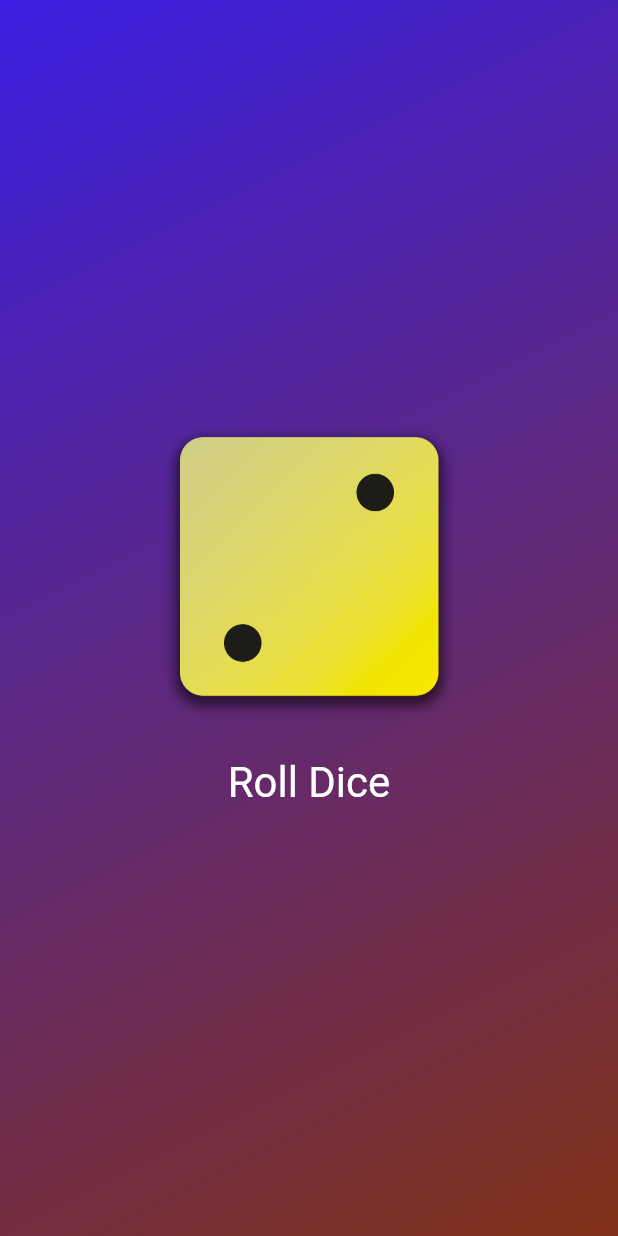
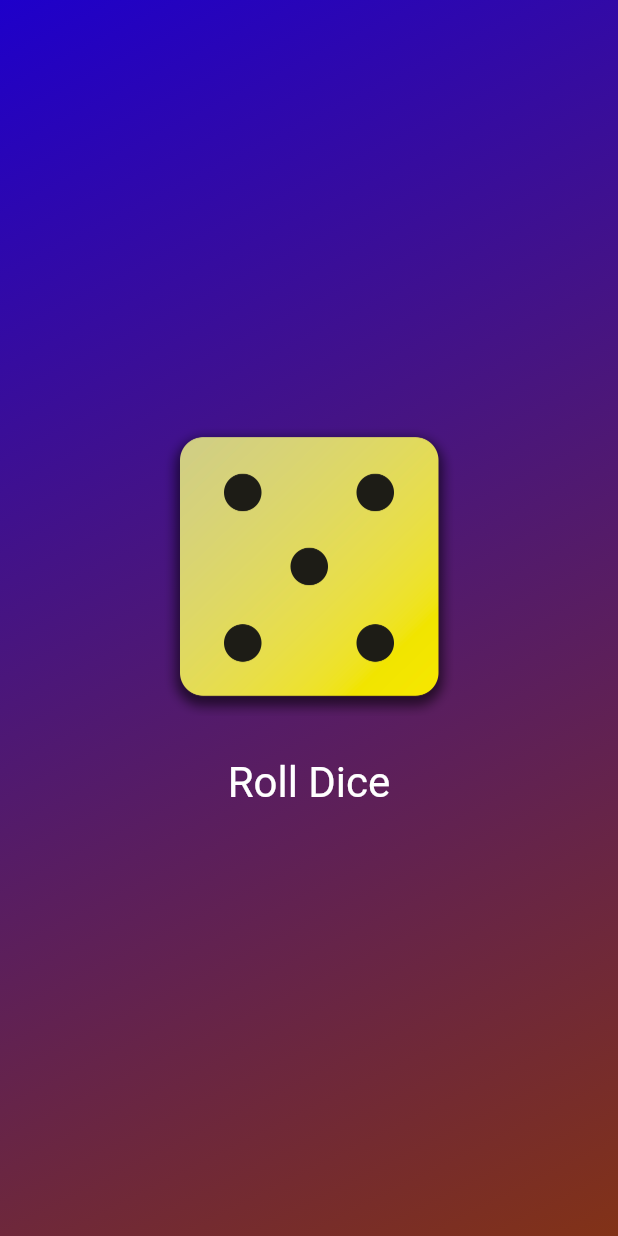
Before and after one commit to olonisakindavid/Roll-Dice-App, a Flutter app: the screen it shows after launch, after a tap on "Roll Dice", on a phone screen of 412 x 824 dp. Run offline on Flutter 3.47's test engine with Material 2 defaults, Android fonts, the light colour scheme and no system bars.

Commit message:
finshed app

```diff
--- /dev/null
+++ b/lib/dice_roller.dart
@@ -0,0 +1,47 @@
+import 'package:flutter/material.dart';
+import 'dart:math';
+
+final randomizer = Random();
+
+class DiceRoller extends StatefulWidget {
+  const DiceRoller({super.key});
+
+  @override
+  State<DiceRoller> createState() {
+    return _DiceRollerState();
+  }
+}
+
+class _DiceRollerState extends State<DiceRoller> {
+  var currentDiceRoll = 2;
+
+  void rollDice() {
+    setState(() {
+      currentDiceRoll = randomizer.nextInt(6) + 1;
+    });
+  }
+
+  @override
+  Widget build(context) {
+    return Column(
+      mainAxisSize: MainAxisSize.min,
+      children: [
+        Image.asset(
+          "assets/images/dice-$currentDiceRoll.png",
+          width: 200,
+        ),
+        const SizedBox(height: 20),
+        TextButton(
+          onPressed: rollDice,
+          style: TextButton.styleFrom(
+              // padding: const EdgeInsets.only(
+              //   top: 20,
+              // ),
+              foregroundColor: Colors.white,
+              textStyle: const TextStyle(fontSize: 28)),
+          child: const Text('Roll Dice'),
+        )
+      ],
+    );
+  }
+}
--- a/lib/gradient_container.dart
+++ b/lib/gradient_container.dart
@@ -1,22 +1,18 @@
 import 'package:flutter/material.dart';
+import 'package:roll_dice_app/dice_roller.dart';
 
 const startAlignment = Alignment.topLeft;
 const endAlignment = Alignment.bottomRight;
 
 class GradientContainer extends StatelessWidget {
-  GradientContainer(this.color1, this.color2, {super.key});
+  const GradientContainer(this.color1, this.color2, {super.key});
 
-  GradientContainer.purple({super.key})
+  const GradientContainer.purple({super.key})
       : color1 = Colors.deepPurple,
         color2 = Colors.indigo;
 
   final Color color1;
   final Color color2;
-  var activeDiceImage = "assets/images/dice-2.png";
-
-  void rollDice() {
-    activeDiceImage = "assets/images/dice-4.png";
-  }
 
   @override
   Widget build(context) {
@@ -29,26 +25,7 @@
         ),
       ),
       child: Center(
-        child: Column(
-          mainAxisSize: MainAxisSize.min,
-          children: [
-            Image.asset(
-              activeDiceImage,
-              width: 200,
-            ),
-            const SizedBox(height: 20),
-            TextButton(
-              onPressed: rollDice,
-              style: TextButton.styleFrom(
-                  // padding: const EdgeInsets.only(
-                  //   top: 20,
-                  // ),
-                  foregroundColor: Colors.white,
-                  textStyle: const TextStyle(fontSize: 28)),
-              child: const Text('Roll Dice'),
-            )
-          ],
-        ),
+        child: DiceRoller(),
       ),
     );
   }
--- a/lib/main.dart
+++ b/lib/main.dart
@@ -1,14 +1,13 @@
 import 'package:flutter/material.dart';
 import 'package:roll_dice_app/gradient_container.dart';
-import 'package:roll_dice_app/styled_text.dart';
 
 void main() {
   runApp(
-    MaterialApp(
+    const MaterialApp(
       home: Scaffold(
         body: GradientContainer(
-          const Color.fromARGB(255, 59, 30, 226),
-          const Color.fromARGB(255, 130, 50, 23),
+          Color.fromARGB(255, 30, 0, 202),
+          Color.fromARGB(255, 130, 50, 23),
         ),
       ),
     ),
```
